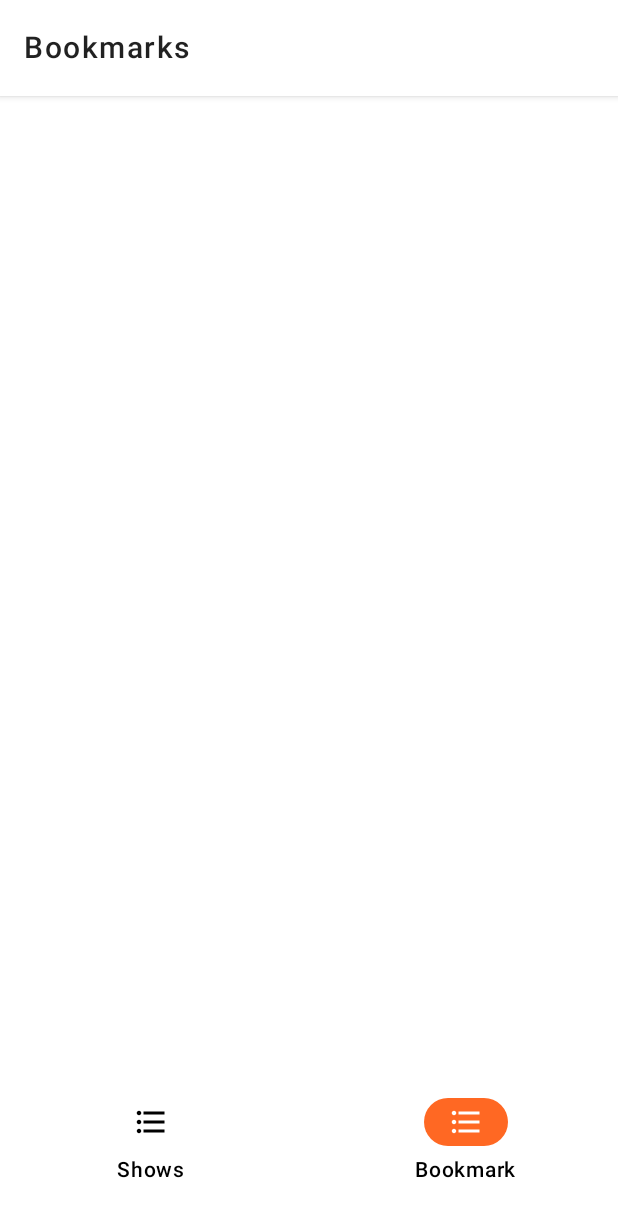
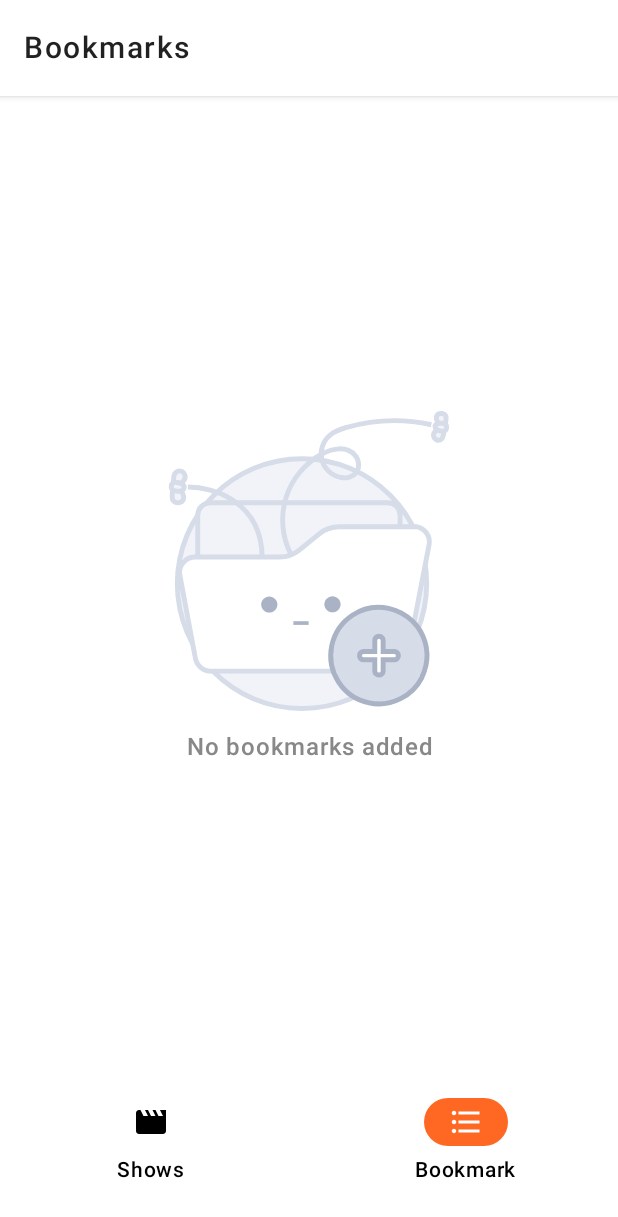
Before and after one commit to ChennaCh/lloydsample, an Android app built with Jetpack Compose: the BookmarkScreen screen opened through its navigation route, on a phone screen of 412 x 824 dp. Shown: the top 1217 px of the screen. Run offline under Robolectric (Android 15) with nearby library versions, the phone set to English and light mode, and no system bars; our stand-ins replace Dagger/Hilt's generated code, Room's generated code; pictures from the network do not load.

Commit message:
Reformat code

```diff
--- a/app/src/main/java/com/chenna/lloydsamplepoject/screens/BookmarkScreen.kt
+++ b/app/src/main/java/com/chenna/lloydsamplepoject/screens/BookmarkScreen.kt
@@ -1,5 +1,6 @@
 package com.chenna.lloydsamplepoject.screens
 
+import androidx.compose.foundation.Image
 import androidx.compose.foundation.background
 import androidx.compose.foundation.clickable
 import androidx.compose.foundation.layout.Arrangement
@@ -11,6 +12,7 @@ import androidx.compose.foundation.layout.fillMaxSize
 import androidx.compose.foundation.layout.fillMaxWidth
 import androidx.compose.foundation.layout.height
 import androidx.compose.foundation.layout.padding
+import androidx.compose.foundation.layout.size
 import androidx.compose.foundation.layout.width
 import androidx.compose.foundation.lazy.LazyColumn
 import androidx.compose.foundation.lazy.items
@@ -28,14 +30,18 @@ import androidx.compose.ui.Modifier
 import androidx.compose.ui.draw.clip
 import androidx.compose.ui.graphics.Color
 import androidx.compose.ui.layout.ContentScale
+import androidx.compose.ui.res.painterResource
 import androidx.compose.ui.text.font.FontFamily
 import androidx.compose.ui.text.font.FontWeight
+import androidx.compose.ui.text.style.TextAlign
 import androidx.compose.ui.unit.dp
 import androidx.compose.ui.unit.sp
 import androidx.hilt.navigation.compose.hiltViewModel
 import coil.compose.AsyncImage
 import com.chenna.domain.entities.ShowEntity
+import com.chenna.domain.utils.Constants
 import com.chenna.domain.utils.NavigationEvent
+import com.chenna.lloydsamplepoject.R
 import com.chenna.lloydsamplepoject.components.ResultActionEvent
 import com.chenna.lloydsamplepoject.components.UiState
 import com.chenna.lloydsamplepoject.viewmodels.TVShowsViewModel
@@ -88,6 +94,31 @@ fun BookmarkTVShowListContent(
             .background(color = Color.White)
     ) {
         Spacer(modifier = Modifier.height(16.dp))
+
+        if (uiState.data?.bookMarks?.isEmpty() == true) {
+            Column(
+                modifier = Modifier
+                    .fillMaxSize()
+                    .padding(16.dp),
+                verticalArrangement = Arrangement.Center,
+                horizontalAlignment = Alignment.CenterHorizontally
+            ) {
+                Image(
+                    painter = painterResource(id = R.drawable.no_bookmarks),
+                    contentDescription = "no_bookmarks",
+                    modifier = Modifier.size(200.dp)
+                )
+                Spacer(modifier = Modifier.height(12.dp))
+                Text(
+                    text = Constants.NO_BOOKMARKS,
+                    fontWeight = FontWeight.Medium,
+                    fontFamily = FontFamily.Default,
+                    fontSize = 16.sp,
+                    color = Color.Gray,
+                    textAlign = TextAlign.Center
+                )
+            }
+        } else
             uiState.data?.bookMarks?.let {
                 LazyColumn(
                     modifier = Modifier
@@ -149,8 +180,10 @@ fun TvShowItem(
                     )
                 }
 
-                Row(horizontalArrangement = Arrangement.Start,
-                    verticalAlignment = Alignment.CenterVertically) {
+                Row(
+                    horizontalArrangement = Arrangement.Start,
+                    verticalAlignment = Alignment.CenterVertically
+                ) {
                     for (i in 1..3) {
                         Icon(
                             imageVector = Icons.Filled.Star,
--- a/app/src/main/java/com/chenna/lloydsamplepoject/screens/MainActivity.kt
+++ b/app/src/main/java/com/chenna/lloydsamplepoject/screens/MainActivity.kt
@@ -206,7 +206,7 @@ data class BottomNavItem(
 
 // Define bottom navigation items
 val bottomNavItems = listOf(
-    BottomNavItem("Shows", R.drawable.ic_watchlist, "shows"),
+    BottomNavItem("Shows", R.drawable.ic_tvshow, "shows"),
     BottomNavItem("Bookmark", R.drawable.ic_watchlist, "bookmark")
 )
 
--- a/app/src/main/java/com/chenna/lloydsamplepoject/screens/ShowsScreen.kt
+++ b/app/src/main/java/com/chenna/lloydsamplepoject/screens/ShowsScreen.kt
@@ -67,7 +67,9 @@ fun ShowsScreen(
     }
 
     LaunchedEffect(Unit) {
-        viewModel.onActionEvent(ResultActionEvent.FetchTVShows)
+        if (uiState.value.data?.list.isNullOrEmpty()) {
+            viewModel.onActionEvent(ResultActionEvent.FetchTVShows)
+        }
     }
 
     LaunchedEffect(viewModel) {
--- a/app/src/main/java/com/chenna/lloydsamplepoject/viewmodels/TVShowsViewModel.kt
+++ b/app/src/main/java/com/chenna/lloydsamplepoject/viewmodels/TVShowsViewModel.kt
@@ -74,6 +74,7 @@ class TVShowsViewModel @Inject constructor(
 
         viewModelScope.launch {
             val bookMark = ResultActionEvent.ResultActionState(
+                list = resultState.value.data?.list ?: listOf(),
                 bookMarks = useCase.getAllBookmarks()
             )
 
@@ -81,6 +82,7 @@ class TVShowsViewModel @Inject constructor(
                 isLoading = false,
                 error = null,
                 data = resultState.value.data?.copy(
+                    list = resultState.value.data?.list ?: listOf(),
                     bookMarks = useCase.getAllBookmarks()
                 ) ?: bookMark,
             )
--- a/app/src/main/res/drawable/ic_launcher_foreground.xml
+++ b/app/src/main/res/drawable/ic_launcher_foreground.xml
@@ -4,7 +4,7 @@
     android:height="108dp"
     android:viewportWidth="108"
     android:viewportHeight="108">
-    <path android:pathData="M31,63.928c0,0 6.4,-11 12.1,-13.1c7.2,-2.6 26,-1.4 26,-1.4l38.1,38.1L107,108.928l-32,-1L31,63.928z">
+    <path android:pathData="M31,63.928cMa0,0 6.4,-11 12.1,-13.1c7.2,-2.6 26,-1.4 26,-1.4l38.1,38.1L107,108.928l-32,-1L31,63.928z">
         <aapt:attr name="android:fillColor">
             <gradient
                 android:endX="85.84757"
--- /dev/null
+++ b/app/src/main/res/drawable/ic_tvshow.xml
@@ -0,0 +1,5 @@
+<vector android:height="24dp" android:tint="#000000"
+    android:viewportHeight="24" android:viewportWidth="24"
+    android:width="24dp" xmlns:android="http://schemas.android.com/apk/res/android">
+    <path android:fillColor="@android:color/white" android:pathData="M18,4l2,4h-3l-2,-4h-2l2,4h-3l-2,-4H8l2,4H7L5,4H4c-1.1,0 -1.99,0.9 -1.99,2L2,18c0,1.1 0.9,2 2,2h16c1.1,0 2,-0.9 2,-2V4h-4z"/>
+</vector>
--- /dev/null
+++ b/app/src/main/res/drawable/no_bookmarks.xml
@@ -0,0 +1,93 @@
+<vector xmlns:android="http://schemas.android.com/apk/res/android"
+    android:width="115dp"
+    android:height="122dp"
+    android:viewportWidth="115"
+    android:viewportHeight="122">
+  <path
+      android:pathData="M54.49,120.99C82.49,120.99 105.19,98.29 105.19,70.19C105.19,42.09 82.49,19.39 54.49,19.39C26.49,19.39 3.79,42.09 3.79,70.19C3.79,98.29 26.49,120.99 54.49,120.99Z"
+      android:strokeWidth="2"
+      android:fillColor="#F1F3F9"
+      android:strokeColor="#D6DCE8"/>
+  <path
+      android:pathData="M17.19,37.29H89.29C92.19,37.29 94.39,39.49 94.39,42.39V88.09C94.39,90.99 92.19,93.19 89.29,93.19H17.19C14.29,93.19 12.09,90.99 12.09,88.09V42.39C12.09,39.49 14.49,37.29 17.19,37.29Z"
+      android:strokeWidth="2"
+      android:fillColor="#F1F3F9"
+      android:strokeColor="#D6DCE8"/>
+  <path
+      android:pathData="M95.79,66.59V89.09C95.79,91.99 93.49,94.39 90.49,94.39H16.39C13.49,94.39 11.09,91.99 11.09,89.09V64.69"
+      android:strokeLineJoin="round"
+      android:strokeWidth="3"
+      android:fillColor="#00000000"
+      android:strokeColor="#1676EE"
+      android:strokeLineCap="round"/>
+  <path
+      android:pathData="M89.49,53.99H66.09C63.79,53.99 61.59,54.79 59.89,56.19L53.79,61.19C52.09,62.59 49.89,63.39 47.59,63.39H21.19C18.49,63.39 16.29,65.59 16.29,68.29C16.29,68.49 16.29,68.79 16.39,68.99L21.29,94.79C21.69,97.19 23.69,98.99 26.19,98.99H82.69C85.09,98.99 87.19,97.29 87.59,94.89L94.39,59.59C94.89,56.89 93.09,54.49 90.39,53.99C89.99,53.99 89.69,53.99 89.49,53.99Z"
+      android:fillColor="#ffffff"/>
+  <path
+      android:pathData="M99.99,47.09H69.59C66.59,47.09 63.79,48.09 61.49,49.99L53.49,56.49C51.29,58.29 48.39,59.39 45.39,59.39H10.99C7.49,59.39 4.69,62.29 4.69,65.69C4.69,65.99 4.69,66.29 4.79,66.59L11.09,100.29C11.59,103.49 14.29,105.79 17.39,105.79H90.99C94.19,105.79 96.79,103.59 97.29,100.39L106.19,54.29C106.79,50.79 104.49,47.69 100.99,46.99C100.69,47.09 100.29,47.09 99.99,47.09Z"
+      android:strokeWidth="2"
+      android:fillColor="#ffffff"
+      android:strokeColor="#D6DCE8"/>
+  <path
+      android:pathData="M41.19,81.99C42.99,81.99 44.49,80.49 44.49,78.69C44.49,76.89 42.99,75.39 41.19,75.39C39.39,75.39 37.89,76.89 37.89,78.69C37.89,80.49 39.39,81.99 41.19,81.99Z"
+      android:fillColor="#AAB2C5"/>
+  <path
+      android:pathData="M66.89,81.89C68.69,81.89 70.19,80.39 70.19,78.59C70.19,76.79 68.69,75.29 66.89,75.29C65.09,75.29 63.59,76.79 63.59,78.59C63.59,80.49 65.09,81.89 66.89,81.89Z"
+      android:fillColor="#AAB2C5"/>
+  <path
+      android:pathData="M104.89,103.49C104.49,105.19 103.89,106.99 103.19,108.49C101.29,112.19 98.29,115.09 94.59,116.99C90.79,118.89 86.29,119.69 81.79,118.69C71.19,116.49 64.39,106.09 66.59,95.49C68.79,84.89 79.09,77.99 89.69,80.29C93.49,81.09 96.79,82.99 99.59,85.59C104.29,90.29 106.29,97.09 104.89,103.49Z"
+      android:strokeWidth="2"
+      android:fillColor="#D6DCE8"
+      android:strokeColor="#AAB2C5"/>
+  <path
+      android:pathData="M91.99,97.79H87.49V93.29C87.49,92.39 86.79,91.59 85.79,91.59C84.89,91.59 84.09,92.29 84.09,93.29V97.79H79.59C78.69,97.79 77.89,98.49 77.89,99.49C77.89,100.49 78.59,101.19 79.59,101.19H84.09V105.69C84.09,106.59 84.79,107.39 85.79,107.39C86.69,107.39 87.49,106.69 87.49,105.69V101.19H91.99C92.89,101.19 93.69,100.49 93.69,99.49C93.69,98.49 92.89,97.79 91.99,97.79Z"
+      android:strokeWidth="2"
+      android:fillColor="#ffffff"
+      android:strokeColor="#AAB2C5"/>
+  <path
+      android:pathData="M49.99,58.29C46.39,51.29 45.59,42.89 47.99,35.29C50.29,27.69 55.79,21.19 62.59,17.49C64.69,16.39 67.09,15.49 69.49,15.39C71.89,15.29 74.49,16.09 76.09,18.09C77.69,19.89 77.99,22.89 76.69,24.89C75.29,26.79 72.49,27.59 70.19,26.99C66.49,26.29 63.49,23.39 62.59,19.89C61.69,16.39 62.89,12.29 65.69,9.99C67.49,8.39 69.99,7.49 72.29,6.79C83.49,3.49 95.69,3.09 107.09,5.59"
+      android:strokeWidth="2"
+      android:fillColor="#00000000"
+      android:strokeColor="#D6DCE8"/>
+  <path
+      android:pathData="M57.19,85.49H50.99V86.99H57.19V85.49Z"
+      android:fillColor="#AAB2C5"/>
+  <path
+      android:pathData="M113.09,2.99C112.99,4.49 112.89,5.89 111.79,6.19C110.69,6.49 110.19,5.49 109.49,4.09C108.79,2.79 109.19,1.39 110.39,1.09C111.49,0.79 113.29,1.19 113.09,2.99Z"
+      android:strokeWidth="2"
+      android:fillColor="#F1F3F9"
+      android:strokeColor="#D6DCE8"/>
+  <path
+      android:pathData="M111.89,10.19C112.19,8.39 112.49,7.39 111.49,6.89C110.39,6.39 109.69,7.29 108.49,8.49C107.49,9.59 108.09,11.19 109.09,11.69C110.29,12.29 111.59,11.69 111.89,10.19Z"
+      android:strokeWidth="2"
+      android:fillColor="#F1F3F9"
+      android:strokeColor="#D6DCE8"/>
+  <path
+      android:pathData="M113.29,6.89C113.19,7.59 112.69,8.09 111.99,8.19C111.69,8.19 111.39,8.19 110.99,8.19C109.59,7.99 108.49,7.09 108.59,6.19C108.69,5.29 109.99,4.79 111.59,4.99C111.89,4.99 112.19,5.09 112.39,5.19C112.99,5.39 113.39,6.09 113.29,6.89C113.29,6.89 113.29,6.79 113.29,6.89Z"
+      android:fillColor="#F1F3F9"/>
+  <path
+      android:pathData="M113.29,6.89C113.19,7.59 112.69,8.09 111.99,8.19C111.69,8.19 111.39,8.19 110.99,8.19C109.59,7.99 108.49,7.09 108.59,6.19C108.69,5.29 109.99,4.79 111.59,4.99C111.89,4.99 112.19,5.09 112.39,5.19C112.99,5.39 113.39,6.09 113.29,6.89ZM113.29,6.89C113.29,6.79 113.29,6.89 113.29,6.89Z"
+      android:strokeWidth="2"
+      android:fillColor="#00000000"
+      android:strokeColor="#D6DCE8"/>
+  <path
+      android:pathData="M1.69,34.99C1.69,33.29 1.69,31.59 2.89,31.09C4.19,30.59 4.89,31.79 5.89,33.49C6.79,34.99 6.39,36.59 5.09,37.09C3.99,37.59 1.69,37.29 1.69,34.99Z"
+      android:strokeWidth="2"
+      android:fillColor="#F1F3F9"
+      android:strokeColor="#D6DCE8"/>
+  <path
+      android:pathData="M2.39,26.59C2.19,28.69 1.89,29.89 3.19,30.39C4.49,30.89 5.19,29.79 6.49,28.19C7.49,26.79 6.79,24.99 5.49,24.49C4.19,23.99 2.59,24.89 2.39,26.59Z"
+      android:strokeWidth="2"
+      android:fillColor="#F1F3F9"
+      android:strokeColor="#D6DCE8"/>
+  <path
+      android:pathData="M1.29,30.59C1.29,29.79 1.89,29.19 2.59,29.09C2.89,28.99 3.29,28.99 3.69,29.09C5.29,29.19 6.69,30.09 6.59,31.09C6.49,32.09 5.19,32.79 3.49,32.59C3.19,32.59 2.89,32.49 2.59,32.39C1.79,32.29 1.29,31.49 1.29,30.59Z"
+      android:strokeWidth="2"
+      android:fillColor="#F1F3F9"
+      android:strokeColor="#D6DCE8"/>
+  <path
+      android:pathData="M8.09,30.89C18.59,30.89 37.99,36.99 38.29,59.39"
+      android:strokeWidth="2"
+      android:fillColor="#00000000"
+      android:strokeColor="#D6DCE8"/>
+</vector>
--- a/domain/main/src/main/java/com/chenna/main/util/Constant.kt
+++ /dev/null
@@ -1,19 +0,0 @@
-package com.chenna.main.util;
-
-/**
- * Created by Chenna Rao on 16/12/24.
- * <p>
- * Frost Interactive
- */
-object Constants {
-    const val BASE_URL = "https://api.themoviedb.org/3/"
-
-    private const val IMAGE_BASE_URL = "https://image.tmdb.org/t/p/"
-    private const val IMAGE_SIZE_W185 = "w185"
-    private const val IMAGE_SIZE_W780 = "w780"
-
-    const val CAST_AVATAR_URL = IMAGE_BASE_URL + IMAGE_SIZE_W185
-    const val CAST_IMDB_URL = "https://www.imdb.com/name/"
-    const val POSTER_URL = IMAGE_BASE_URL + IMAGE_SIZE_W185
-    const val BACKDROP_URL = IMAGE_BASE_URL + IMAGE_SIZE_W780
-}
--- a/domain/src/main/java/com/chenna/domain/utils/Constants.kt
+++ b/domain/src/main/java/com/chenna/domain/utils/Constants.kt
@@ -11,12 +11,10 @@ object Constants {
     const val BASE_URL = "https://api.tvmaze.com/"
 
     const val SCREEN_KEY: String = "screen_key"
-    private const val IMAGE_BASE_URL = "https://image.tmdb.org/t/p/"
-    private const val IMAGE_SIZE_W185 = "w185"
-    private const val IMAGE_SIZE_W780 = "w780"
 
     const val CONNECTION_ERROR: String = "Please check the internet connection"
     const val SOMETHING_WENT_WRONG: String = "Something went wrong"
+    const val NO_BOOKMARKS: String = "No bookmarks added"
 
     object Action {
         const val LOGOUT_INTENT = "${BuildConfig.APPLICATION_ID}.INTENT.LOGOUT"
@@ -24,7 +22,6 @@ object Constants {
 
     object Apis {
         const val GET_TV_SHOWS = "shows"
-        const val GET_SHOW_DETAILS_BY_ID = "shows/"
     }
 
     object Errors {
```
Also changed, not shown: gradle/libs.versions.toml (+1 -24 lines), app/src/main/res/drawable/app_logo.png (deleted), app/src/main/res/drawable/shows.png (deleted), app/src/main/res/drawable/watchlist.png (deleted). Lines whose indentation alone changed are shown as unchanged.
